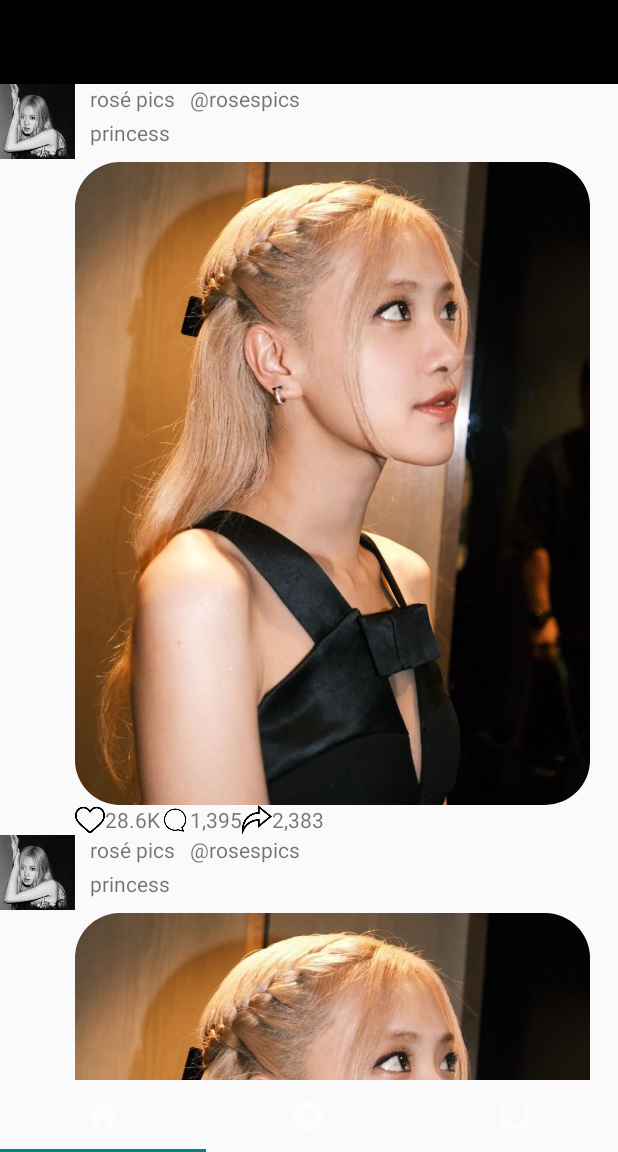
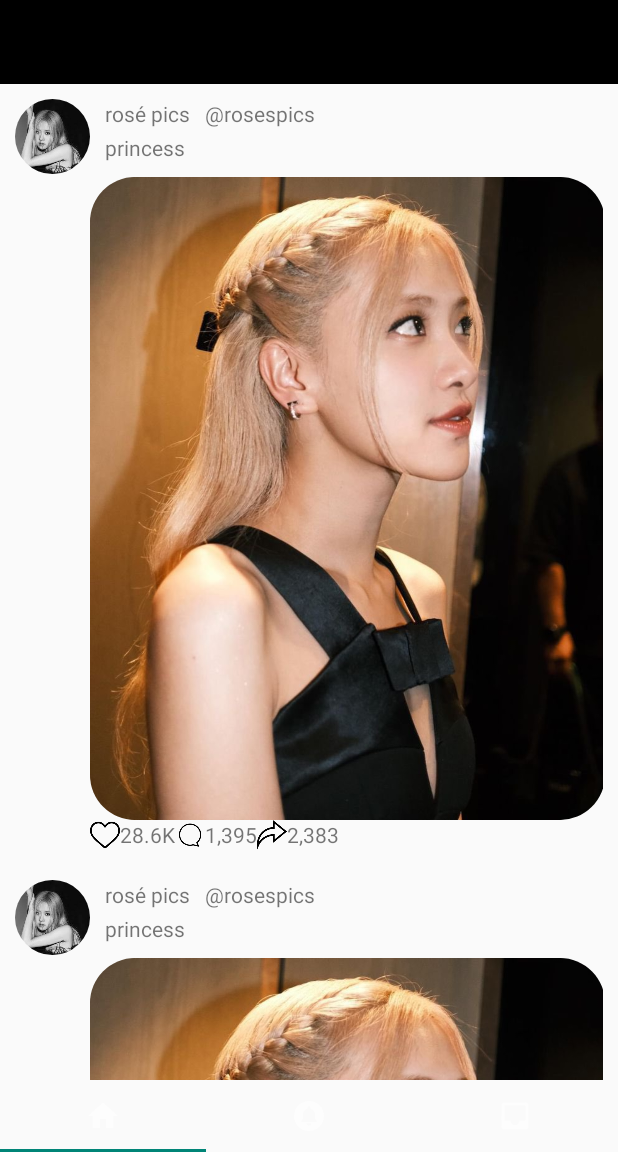
Before and after one commit to vumphu/Twitter, an Android app: the screen it shows after launch (MainActivity), on a phone screen of 412 x 824 dp, the part 84-1236 px from its top. Run offline under Robolectric (Android 15) with nearby library versions, the phone set to English and light mode, and no system bars; our stand-ins replace CircleImageView; Roboto replaces fonts that are not available here; 1 statement that could not run was skipped.

Commit message:
add rounded image

```diff
--- a/app/build.gradle.kts
+++ b/app/build.gradle.kts
@@ -39,4 +39,7 @@ dependencies {
     testImplementation("junit:junit:4.13.2")
     androidTestImplementation("androidx.test.ext:junit:1.1.5")
     androidTestImplementation("androidx.test.espresso:espresso-core:3.5.1")
+
+    // Image cycle view library
+    implementation ("de.hdodenhof:circleimageview:2.1.0")
 }
--- a/app/src/main/res/layout/fragment_post.xml
+++ b/app/src/main/res/layout/fragment_post.xml
@@ -5,16 +5,16 @@
     android:layout_height="match_parent"
     tools:context=".PostFragment">
         <LinearLayout
-
             android:layout_width="match_parent"
             android:layout_height="wrap_content"
-            android:orientation="horizontal">
-            <ImageView
+            android:orientation="horizontal"
+            android:layout_margin="10dp">
+            <de.hdodenhof.circleimageview.CircleImageView
                 android:layout_width="50dp"
                 android:layout_height="50dp"
                 android:src="@drawable/user1"
                 >
-            </ImageView>
+            </de.hdodenhof.circleimageview.CircleImageView>
             <LinearLayout
                 android:layout_width="wrap_content"
                 android:layout_height="wrap_content"
```
